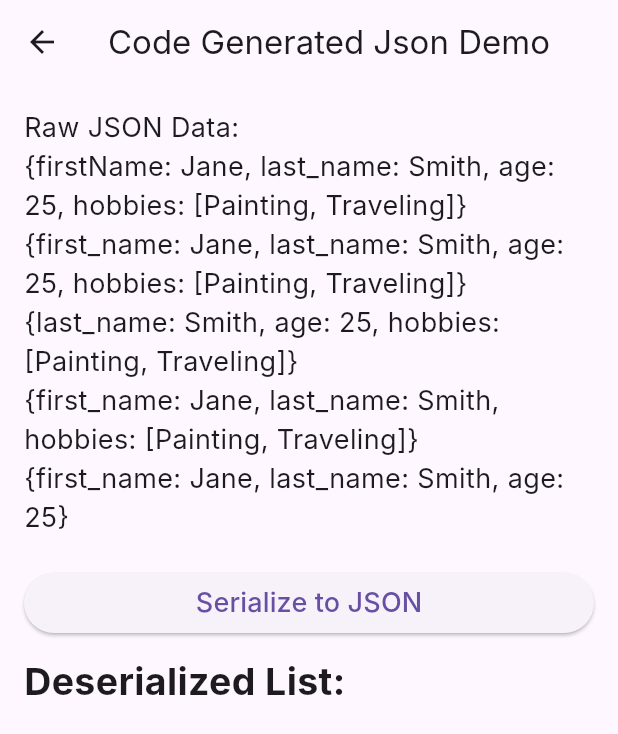
After one commit to RuiwenG/268-JSON, a Flutter app: the screen it shows after launch, after a tap on "Code Generated", on a phone screen of 412 x 824 dp. The commit adds this screen. Shown: the top 734 px of the screen. Run offline on Flutter 3.47's test engine with Material 3 defaults, Android fonts, the phone set to English and light mode, and no system bars; our stand-ins replace flutter_dotenv; network calls fail; Roboto replaces fonts that are missing (Inter).

Commit message:
code generated json

```diff
--- a/lib/main.dart
+++ b/lib/main.dart
@@ -3,6 +3,7 @@ import 'dart:convert';
 import 'package:flutter/foundation.dart';
 import 'package:flutter_dotenv/flutter_dotenv.dart';
 import 'package:hw5/pages/background.dart';
+import 'package:hw5/pages/code_generate_page.dart';
 import 'package:hw5/pages/manual.dart'; // For compute
 
 void main() async {
@@ -28,6 +29,8 @@ class MyApp extends StatelessWidget {
         '/manual':
             (context) =>
                 const ManualSerializationPage(), // Manual serialization page
+        '/codeGenerate':
+            (context) => const CodeGeneratePage(), // Code generated page
         '/background':
             (context) =>
                 const BackgroundParsingPage(), // Background parsing page
@@ -64,6 +67,19 @@ class MyHomePage extends StatelessWidget {
               onPressed: () {
                 Navigator.pushNamed(
                   context,
+                  '/codeGenerate',
+                ); // Navigate to manual serialization
+              },
+              child: const Text(
+                'Code Generated',
+                style: TextStyle(fontSize: 20),
+              ),
+            ),
+            const SizedBox(height: 20),
+            ElevatedButton(
+              onPressed: () {
+                Navigator.pushNamed(
+                  context,
                   '/background',
                 ); // Navigate to background parsing
               },
--- /dev/null
+++ b/lib/pages/code_generate_page.dart
@@ -0,0 +1,128 @@
+import 'package:flutter/material.dart';
+import 'package:hw5/pages/person_generate.dart';
+
+class CodeGeneratePage extends StatefulWidget {
+  const CodeGeneratePage({super.key});
+
+  @override
+  State<CodeGeneratePage> createState() => _CodeGenerateState();
+}
+
+class _CodeGenerateState extends State<CodeGeneratePage> {
+  final List<Map<String, dynamic>> _jsonList = [
+    // Normal Json
+    {
+      'firstName': 'Jane',
+      'last_name': 'Smith',
+      'age': 25,
+      'hobbies': ['Painting', 'Traveling'],
+    },
+    // firstName Unknown
+    {
+      'first_name': 'Jane',
+      'last_name': 'Smith',
+      'age': 25,
+      'hobbies': ['Painting', 'Traveling'],
+    },
+    // firstName Unknown
+    {
+      'last_name': 'Smith',
+      'age': 25,
+      'hobbies': ['Painting', 'Traveling'],
+    },
+    // Not Working, required age
+    {
+      'first_name': 'Jane',
+      'last_name': 'Smith',
+      // 'age': 25,
+      'hobbies': ['Painting', 'Traveling'],
+    },
+    // Not Working, required hobbies
+    {
+      'first_name': 'Jane',
+      'last_name': 'Smith',
+      'age': 25,
+      // 'hobbies': ['Painting', 'Traveling'],
+    },
+  ];
+
+  List<PersonGenerate?> _personList = [];
+  String _displayText = 'Raw JSON Data:';
+  String _deserializedString = "";
+
+  @override
+  void initState() {
+    super.initState();
+    // Initial display of raw JSON data
+    String rawJsonString = _jsonList.map((json) => json.toString()).join('\n');
+    _displayText = 'Raw JSON Data:\n$rawJsonString';
+  }
+
+  void _deserializePerson() {
+    List<PersonGenerate?> tempList = [];
+    for (var json in _jsonList) {
+      try {
+        PersonGenerate p = PersonGenerate.fromJson(json);
+        tempList.add(p);
+      } catch (e) {
+        debugPrint("Error deserializing JSON: $e");
+        tempList.add(null); // Add null for failed deserialization
+      }
+    }
+    _personList = tempList; // Update the main list
+    setState(() {
+      if (_personList.isNotEmpty) {
+        _deserializedString = _personList
+            .map((p) => p?.toString() ?? 'null')
+            .join('\n\n');
+      } else {
+        _deserializedString = 'No Person objects to display.';
+      }
+    });
+  }
+
+  @override
+  Widget build(BuildContext context) {
+    return Scaffold(
+      appBar: AppBar(
+        title: Text('Code Generated Json Demo'),
+        centerTitle: true,
+      ),
+      body: Padding(
+        padding: EdgeInsets.all(16.0),
+        child: SingleChildScrollView(
+          child: Column(
+            mainAxisAlignment: MainAxisAlignment.center,
+            crossAxisAlignment: CrossAxisAlignment.stretch,
+            children: [
+              Text(
+                _displayText,
+                style: const TextStyle(fontSize: 18), // Use a monospace font
+              ),
+              const SizedBox(height: 20),
+              ElevatedButton(
+                onPressed: _deserializePerson,
+                child: const Text(
+                  'Serialize to JSON',
+                  style: TextStyle(fontSize: 18),
+                ),
+              ),
+              const SizedBox(height: 10),
+              Text(
+                'Deserialized List:',
+                style: const TextStyle(
+                  fontSize: 25,
+                  fontWeight: FontWeight.bold,
+                ),
+              ),
+              Text(
+                _deserializedString,
+                style: const TextStyle(fontSize: 18, color: Colors.blue),
+              ),
+            ],
+          ),
+        ),
+      ),
+    );
+  }
+}
--- /dev/null
+++ b/lib/pages/person_generate.dart
@@ -0,0 +1,34 @@
+import 'package:json_annotation/json_annotation.dart';
+
+part 'person_generate.g.dart';
+
+@JsonSerializable()
+class PersonGenerate {
+  @JsonKey(defaultValue: 'Unknown')
+  final String firstName;
+
+  @JsonKey(name: 'last_name')
+  final String lastName;
+
+  @JsonKey(required: true)
+  final int age;
+
+  final List<String> hobbies;
+
+  PersonGenerate({
+    required this.firstName,
+    required this.lastName,
+    required this.age,
+    required this.hobbies,
+  });
+
+  factory PersonGenerate.fromJson(Map<String, dynamic> json) =>
+      _$PersonGenerateFromJson(json);
+
+  Map<String, dynamic> toJson() => _$PersonGenerateToJson(this);
+
+  @override
+  String toString() {
+    return 'PersonGenerate{firstName: $firstName, lastName: $lastName, age: $age, hobbies: $hobbies}';
+  }
+}
```
Also changed, not shown: lib/pages/person_generate.g.dart (added).
